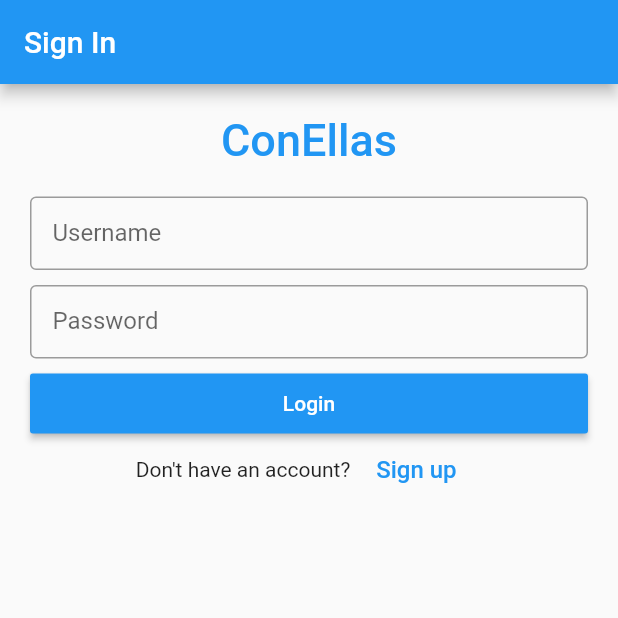
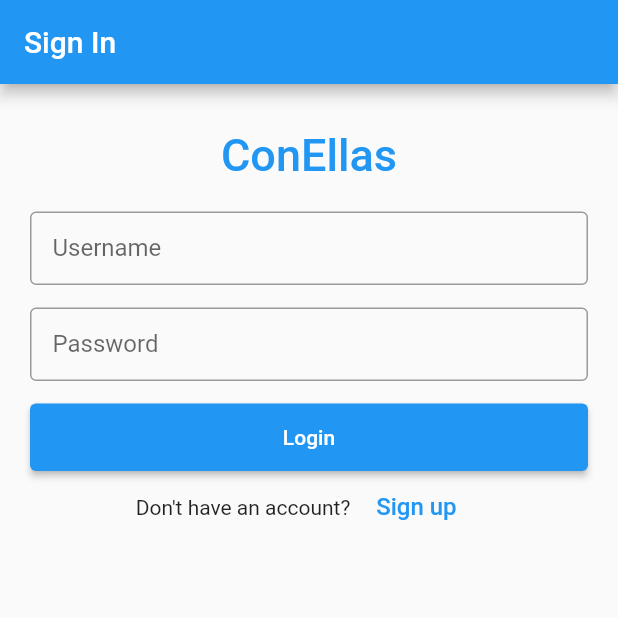
Before and after one commit to egal-finance-pbc/egal, a Flutter app: the screen it shows after launch, on a phone screen of 412 x 824 dp, the top half of it. Run offline on Flutter 3.47's test engine with Material 2 defaults, Android fonts, the phone set to English and light mode, and no system bars.

Commit message:
signinValidation

```diff
--- a/mobile/conellas/lib/pages/signin.dart
+++ b/mobile/conellas/lib/pages/signin.dart
@@ -14,9 +14,8 @@ class _SignInPageState extends State<SignInPage> {
         title: Text('Sign In'),
       ),
       body: Padding(
-        padding: EdgeInsets.all(10),
-        child: ListView(
-          children: <Widget>[
+        padding: EdgeInsets.all(20),
+        child: ListView(children: <Widget>[
           Container(
           alignment: Alignment.center,
           padding: EdgeInsets.all(10),
@@ -29,14 +28,125 @@ class _SignInPageState extends State<SignInPage> {
           ),
           ),
          ),
+
+    LoginForm(),
+
+          Container(
+            child: Row(
+              children: <Widget>[
+                Text('Don\'t have an account?'),
+                FlatButton(
+                  textColor: Colors.blue,
+                  child: Text('Sign up', style: TextStyle(fontSize: 16)),
+                  onPressed: () {
+                    Navigator.pushNamed(context, '/signup');
+                  },
+                )
+              ],
+              mainAxisAlignment: MainAxisAlignment.center,
+            ),
+          ),
+        ]),
+      ),
+    );
+
+  }
+}
+
+class LoginForm extends StatefulWidget {
+  @override
+  LoginFormState createState() {
+    return LoginFormState();
+  }
+}
+
+class LoginFormState extends State<LoginForm> {
+  final _formKey = GlobalKey<FormState>();
+
+  @override
+  Widget build(BuildContext context) {
+    return Form(
+        key: _formKey,
+        child: Column(
+          children: [
+            Container(
+                padding: EdgeInsets.fromLTRB(0, 10, 0, 0),
+                child: TextFormField(
+                  validator: (value) {
+                    if (value.isEmpty) {
+                      return 'Missing username';
+                    } else if (value.length > 150) {
+                      return 'Username length exceeded';
+                    }
+                    return null;
+                  },
+                  decoration: InputDecoration(
+                    labelText: 'Username',
+                    border: OutlineInputBorder(),
+                    contentPadding: const EdgeInsets.all(15),
+                  ),
+                )
+            ),
+            Container(
+              padding: EdgeInsets.fromLTRB(0, 15, 0, 0),
+              child: TextFormField(
+                validator: (value) {
+                  if (value.isEmpty) {
+                    return 'Missing password';
+                  }
+                  return null;
+                },
+                obscureText: true,
+                decoration: InputDecoration(
+                  labelText: 'Password',
+                  border: OutlineInputBorder(),
+                  contentPadding: const EdgeInsets.all(15),
+                ),
+              ),
+            ),
+            Container(
+              padding: EdgeInsets.fromLTRB(0, 15, 0, 0),
+              width: double.infinity,
+              height: 60,
+              child: ElevatedButton(
+                onPressed: () {
+
+                  if (_formKey.currentState.validate()) {
+                    Navigator.of(context)
+                        .push(
+                        MaterialPageRoute(
+                            builder: (context)=> BalancePage()
+                        )
+                    );
+                  }
+                },
+                child: Text('Login'),
+              ),
+            ),
+          ],
+        )
+    );
+  }
+}
+
+
+
+
+
+
+
+
+
+/*
 Container(
 padding: EdgeInsets.all(10),
-              child: TextField(
+child: TextFormField(
 decoration: InputDecoration(
 fillColor: Colors.white,
 border: OutlineInputBorder(),
 labelText: 'Username',
 contentPadding: const EdgeInsets.all(15),
+
 ),
 ),
 ),
@@ -55,46 +165,24 @@ class _SignInPageState extends State<SignInPage> {
 Container(
 height: 50,
 padding: EdgeInsets.fromLTRB(10, 10, 10, 0),
-              child: RaisedButton(
-                textColor: Colors.white,
-                color: Colors.blue,
+child: ElevatedButton(
+//textColor: Colors.white,
+//color: Colors.blue,
 child: Text('Login'),
 onPressed: () {
+if(vaule == null){
+Text ('Please enter some text');
+}else{
 Navigator.of(context)
     .push(
 MaterialPageRoute(
 builder: (context)=> BalancePage()
 )
 );
+}
+
 },
 
 ),
 ),
-
-
-
-
-
-
-            Container(
-              child: Row(
-                children: <Widget>[
-                  Text('Don\'t have an account?'),
-                  FlatButton(
-                      textColor: Colors.blue,
-                    child: Text('Sign up', style: TextStyle(fontSize: 16)),
-                    onPressed: () {
-                      Navigator.pushNamed(context, '/signup');
-                    },
-                  )
-                ],
-                mainAxisAlignment: MainAxisAlignment.center,
-              ),
-            ),
-          ],
-        ),
-      ),
-    );
-
-  }
-}
+ */
```
Also changed, not shown: mobile/conellas/pubspec.lock. Lines whose indentation alone changed are shown as unchanged.
